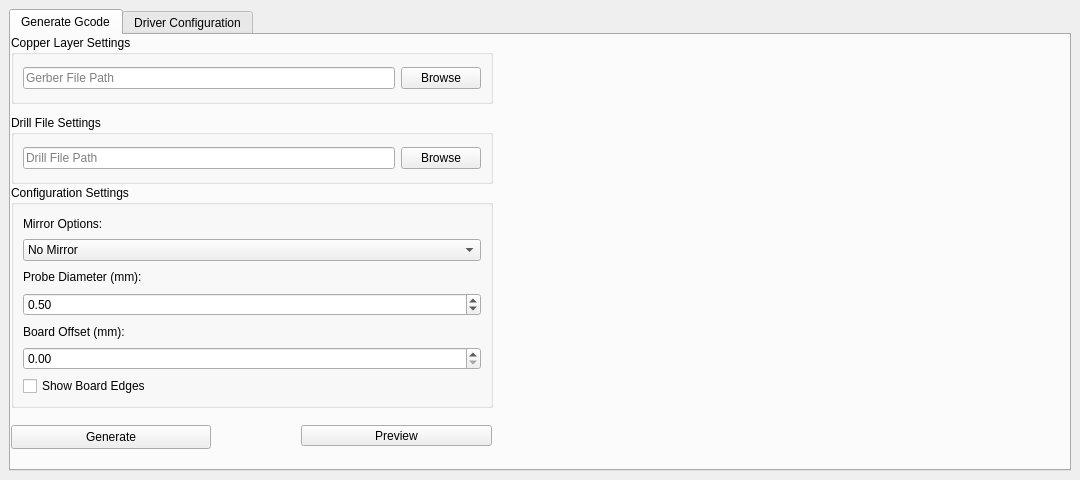
First picture: the form in ui/PCB2Gcode.ui, repository yazidta/PCB2Gcode, before the edit.
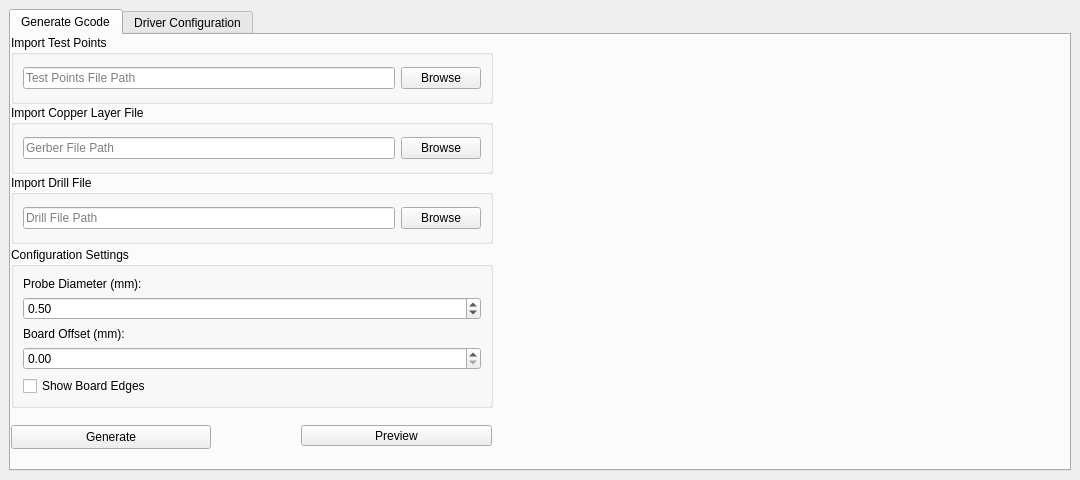
Second picture: the form after the edit.

Commit message:
Add Test Points GCode Conversion and UART Connection Setup
- Added GCodeConverter class and methods for handling Test Points .csv files.
- Updated the onGenerate slot to handle the GCode generation workflow.
- UART connectivity in the PCB2Gcode application

```diff
--- a/ui/PCB2Gcode.ui
+++ b/ui/PCB2Gcode.ui
@@ -36,13 +36,13 @@
           <property name="geometry">
            <rect>
             <x>0</x>
-            <y>0</y>
+            <y>70</y>
             <width>482</width>
             <height>69</height>
            </rect>
           </property>
           <property name="title">
-           <string>Copper Layer Settings</string>
+           <string>Import Copper Layer File</string>
           </property>
           <layout class="QVBoxLayout" name="copperLayout">
            <item>
@@ -69,13 +69,13 @@
           <property name="geometry">
            <rect>
             <x>0</x>
-            <y>80</y>
+            <y>140</y>
             <width>482</width>
             <height>69</height>
            </rect>
           </property>
           <property name="title">
-           <string>Drill File Settings</string>
+           <string>Import Drill File</string>
           </property>
           <layout class="QVBoxLayout" name="drillLayout">
            <item>
@@ -102,41 +102,15 @@
           <property name="geometry">
            <rect>
             <x>0</x>
-            <y>150</y>
+            <y>212</y>
             <width>482</width>
-            <height>223</height>
+            <height>161</height>
            </rect>
           </property>
           <property name="title">
            <string>Configuration Settings</string>
           </property>
           <layout class="QVBoxLayout" name="configLayout">
-           <item>
-            <widget class="QLabel" name="mirrorLabel">
-             <property name="text">
-              <string>Mirror Options:</string>
-             </property>
-            </widget>
-           </item>
-           <item>
-            <widget class="QComboBox" name="firstMirror">
-             <item>
-              <property name="text">
-               <string>No Mirror</string>
-              </property>
-             </item>
-             <item>
-              <property name="text">
-               <string>Mirror X</string>
-              </property>
-             </item>
-             <item>
-              <property name="text">
-               <string>Mirror Y</string>
-              </property>
-             </item>
-            </widget>
-           </item>
            <item>
             <widget class="QLabel" name="probeLabel">
              <property name="text">
@@ -209,6 +183,42 @@
            <string>Generate</string>
           </property>
          </widget>
+         <widget class="QGroupBox" name="drillFileGroup_2">
+          <property name="geometry">
+           <rect>
+            <x>0</x>
+            <y>0</y>
+            <width>482</width>
+            <height>69</height>
+           </rect>
+          </property>
+          <property name="title">
+           <string>Import Test Points</string>
+          </property>
+          <layout class="QVBoxLayout" name="drillLayout_2">
+           <item>
+            <layout class="QHBoxLayout" name="drillFileLayout_2">
+             <item>
+              <widget class="QLineEdit" name="testPointsPath">
+               <property name="text">
+                <string/>
+               </property>
+               <property name="placeholderText">
+                <string>Test Points File Path</string>
+               </property>
+              </widget>
+             </item>
+             <item>
+              <widget class="QPushButton" name="testPointsButton">
+               <property name="text">
+                <string>Browse</string>
+               </property>
+              </widget>
+             </item>
+            </layout>
+           </item>
+          </layout>
+         </widget>
         </widget>
         <widget class="QWidget" name="DriverTab">
          <attribute name="title">
```
Left out of the diff: 52 changed lines with no effect on the pictures. The commit also changes 11 other files.
